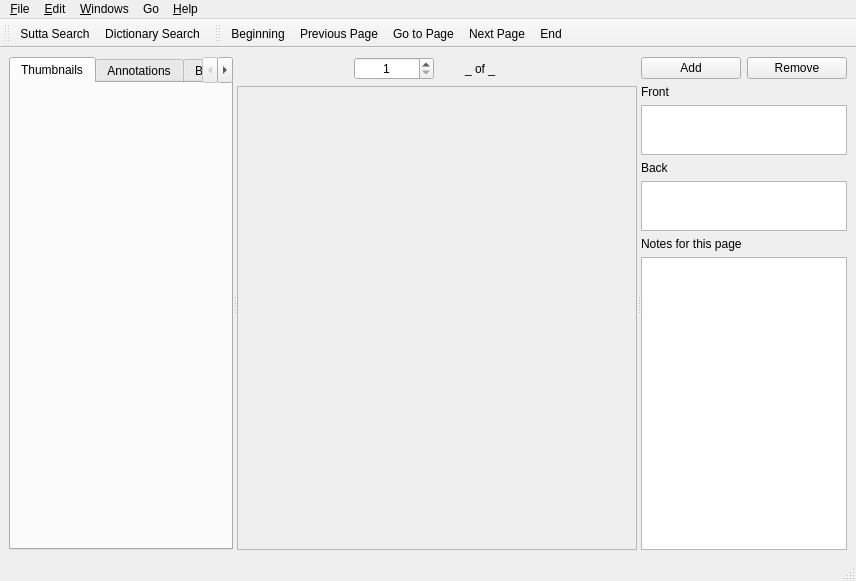
Above: simsapa/assets/ui/document_reader_window.ui from simsapa/simsapa before the change. Below: the same form after it.
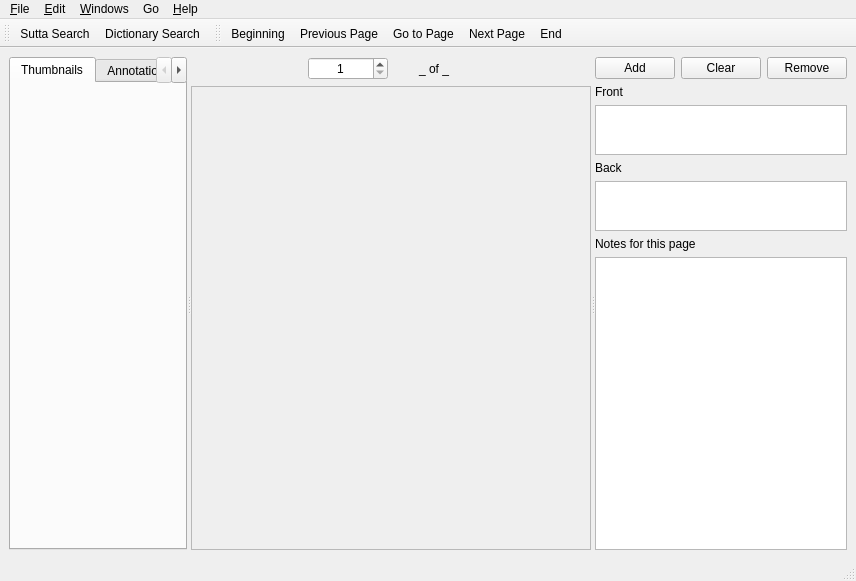
That is the form after the change. Icons and pictures are not drawn.

The edit to the form file:
```diff
--- a/simsapa/assets/ui/document_reader_window.ui
+++ b/simsapa/assets/ui/document_reader_window.ui
@@ -225,7 +225,14 @@
              </widget>
             </item>
             <item>
-             <widget class="QPushButton" name="remove_note_button">
+             <widget class="QPushButton" name="clear_memo_button">
+              <property name="text">
+               <string>Clear</string>
+              </property>
+             </widget>
+            </item>
+            <item>
+             <widget class="QPushButton" name="remove_memo_button">
               <property name="text">
                <string>Remove</string>
               </property>
```
Left out of the diff: 6 changed lines with no effect on the pictures.
